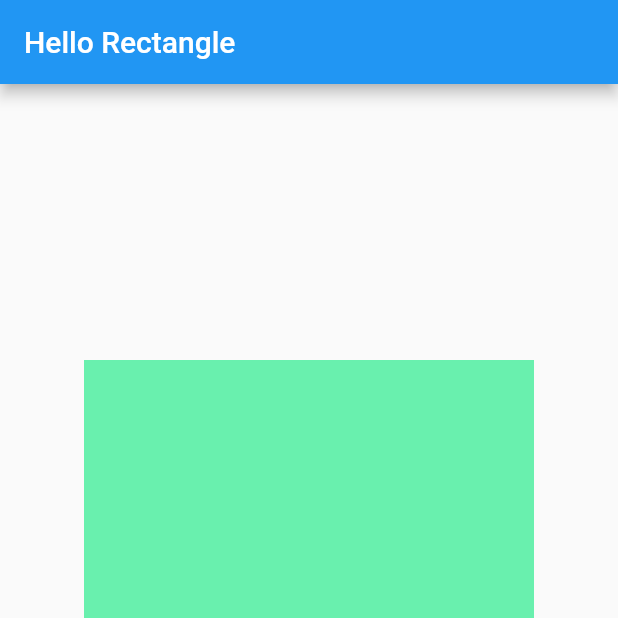
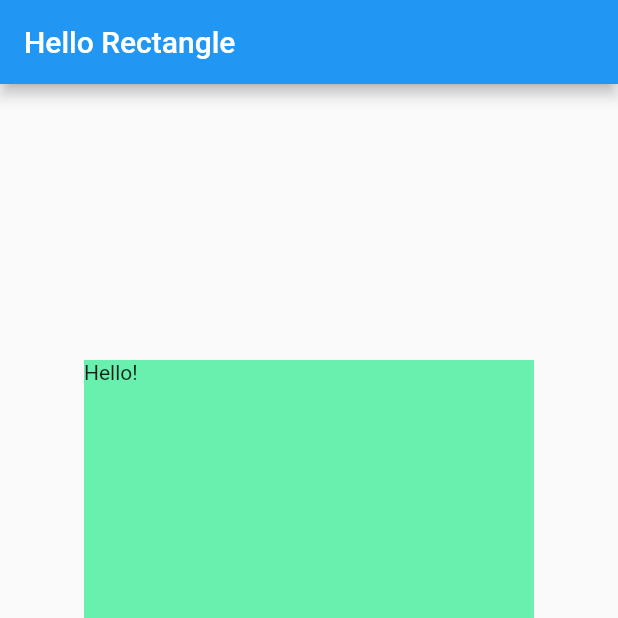
Before and after one commit to jayp33/hello_rectangle, a Flutter app: the screen it shows after launch, on a phone screen of 412 x 824 dp, the top half of it. Run offline on Flutter 3.47's test engine with Material 2 defaults, Android fonts, the phone set to English and light mode, and no system bars.

Commit message:
Add child Text widget

```diff
--- a/lib/main.dart
+++ b/lib/main.dart
@@ -12,6 +12,7 @@ class HelloRectangle extends StatelessWidget {
         color: Colors.greenAccent,
         height: 400.0,
         width: 300.0,
+        child: Text('Hello!'),
       ),
     );
   }
```
